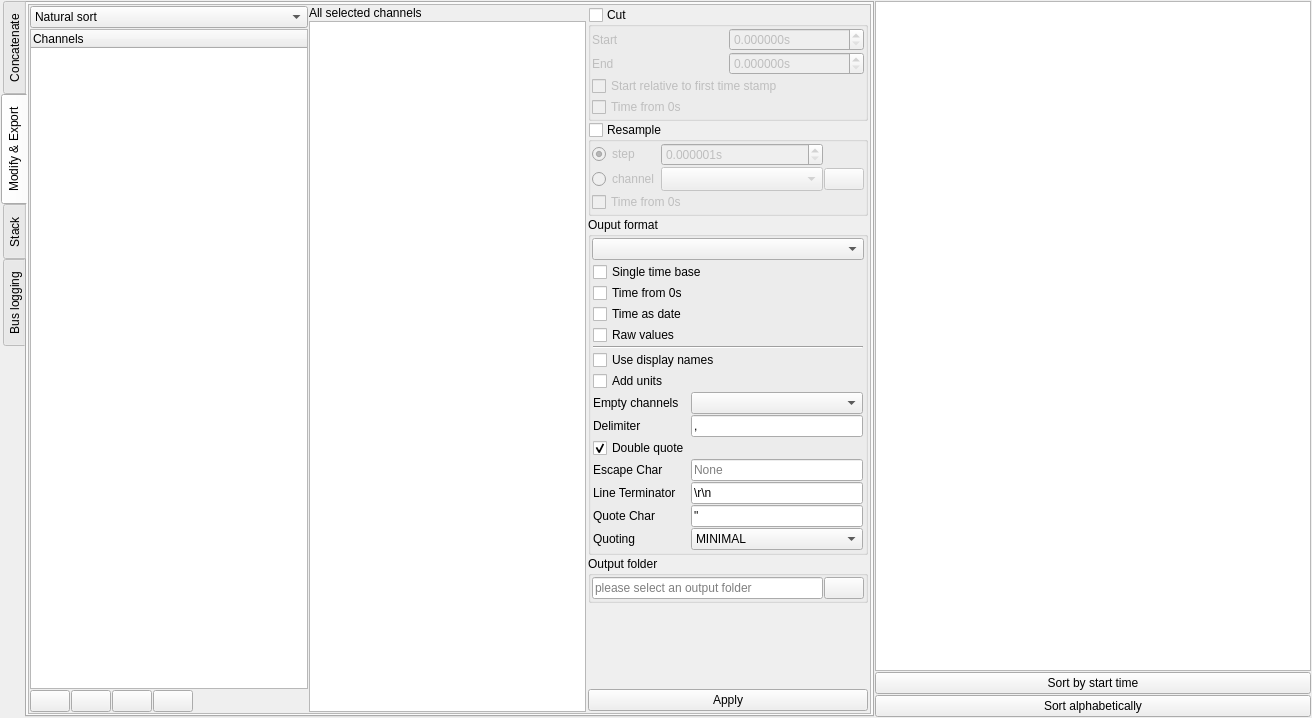
danielhrisca/asammdf, file src/asammdf/gui/ui/batch_widget.ui: the form before one commit.
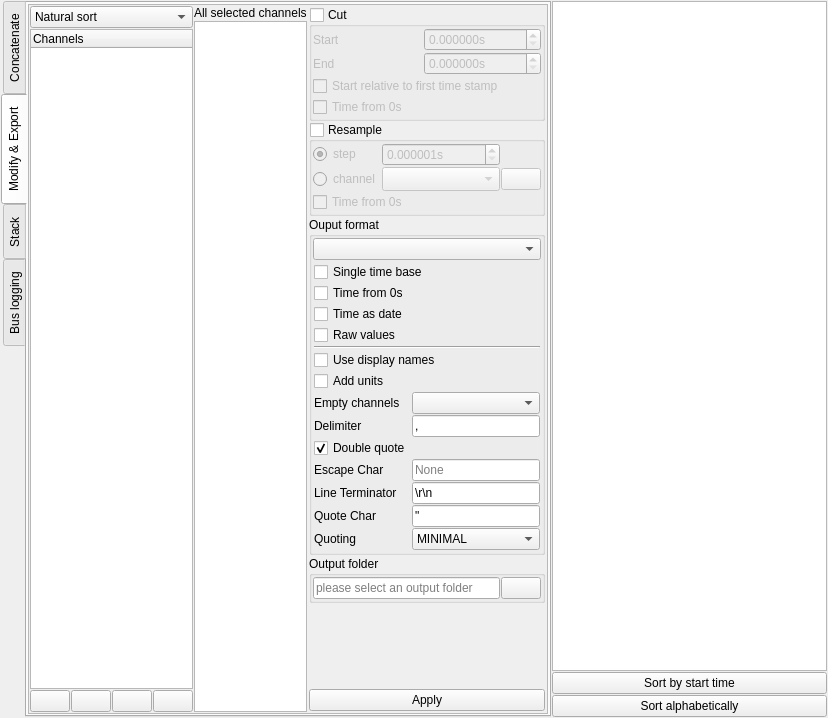
The form after the commit. The open tabs and pages were chosen to show the change. Icons and pictures are not drawn. Custom widgets are drawn as their Qt base class.

Diff of the .ui file:
```diff
--- a/src/asammdf/gui/ui/batch_widget.ui
+++ b/src/asammdf/gui/ui/batch_widget.ui
@@ -6,7 +6,7 @@
    <rect>
     <x>0</x>
     <y>0</y>
-    <width>1312</width>
+    <width>828</width>
     <height>718</height>
    </rect>
   </property>
@@ -212,7 +212,7 @@
             <rect>
              <x>0</x>
              <y>0</y>
-             <width>840</width>
+             <width>517</width>
              <height>706</height>
             </rect>
            </property>
```
Left out of the diff: 2 changed lines with no effect on the pictures.
